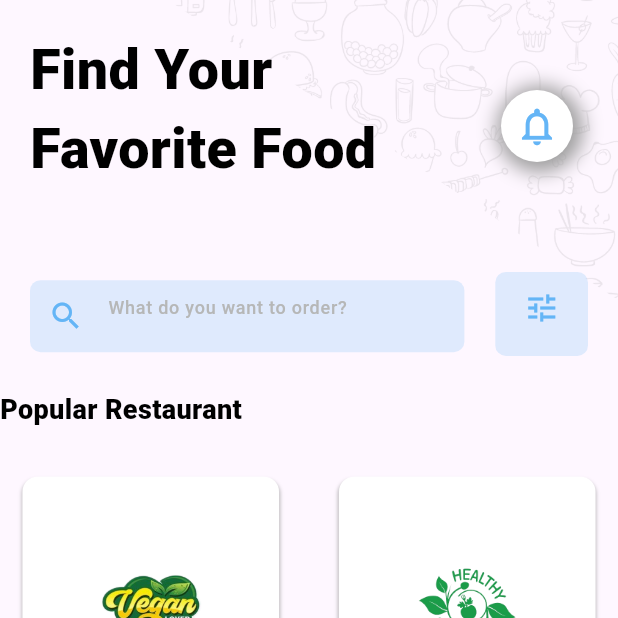
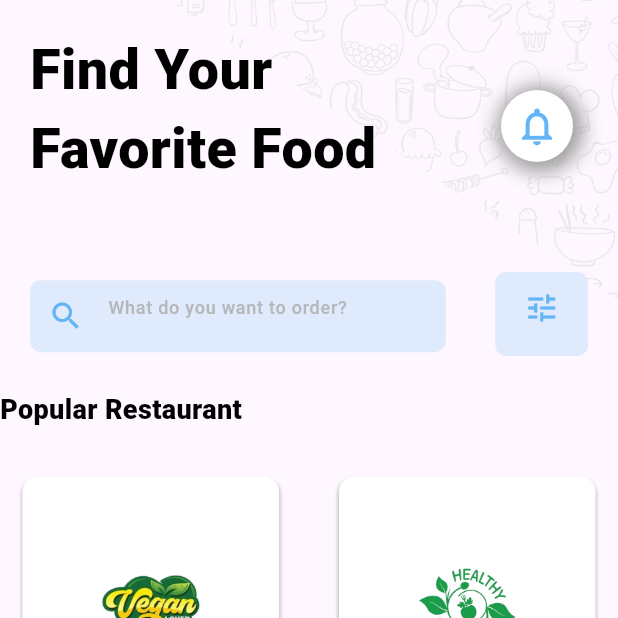
Before and after one commit to Ephrem-shimels21/food_delivery_app_, a Flutter app: the HomeView screen opened by its route, after a tap on "View More", on a phone screen of 412 x 824 dp, the top half of it. Run offline on Flutter 3.47's test engine with Material 3 defaults, Android fonts, the phone set to English and light mode, and no system bars; our stand-ins replace go_router, google_fonts; Roboto replaces fonts that are missing (metropolis).

```diff
--- a/lib/home/home_view.dart
+++ b/lib/home/home_view.dart
@@ -138,7 +138,7 @@ class _HomeView extends State<HomeView> {
                 mainAxisAlignment: MainAxisAlignment.spaceBetween,
                 children: [
                   Container(
-                      width: media.width * 0.8,
+                      width: media.width * 0.77,
                       padding: const EdgeInsets.fromLTRB(20, 0, 20, 20),
                       child: RoundTextfield(
                         controller: searchController,
--- a/lib/home/popular_menus.dart
+++ b/lib/home/popular_menus.dart
@@ -136,7 +136,7 @@ class _PopularMenu extends State<PopularMenu> {
                 mainAxisAlignment: MainAxisAlignment.spaceBetween,
                 children: [
                   Container(
-                      width: media.width * 0.8,
+                      width: media.width * 0.77,
                       padding: const EdgeInsets.fromLTRB(20, 0, 20, 20),
                       child: RoundTextfield(
                         controller: searchController,
--- a/lib/home/popular_restaurants.dart
+++ b/lib/home/popular_restaurants.dart
@@ -136,7 +136,7 @@ class _PopularRestaurants extends State<PopularRestaurants> {
                 mainAxisAlignment: MainAxisAlignment.spaceBetween,
                 children: [
                   Container(
-                      width: media.width * 0.8,
+                      width: media.width * 0.77,
                       padding: const EdgeInsets.fromLTRB(20, 0, 20, 20),
                       child: RoundTextfield(
                         controller: searchController,
```
